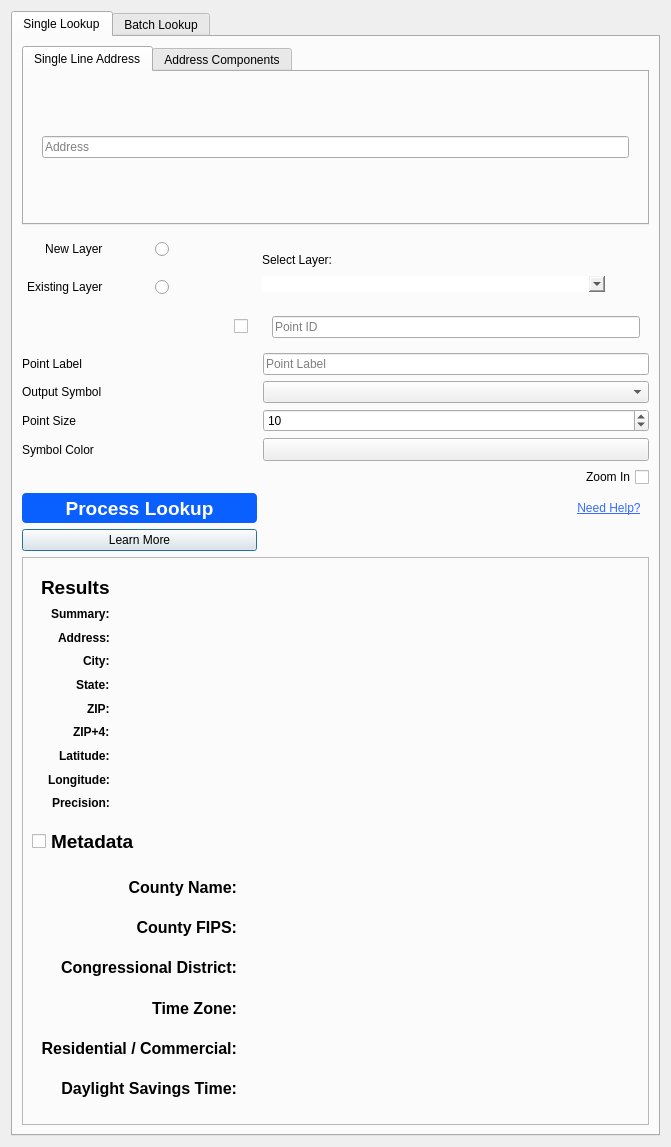
smarty/qgis-plugin, file smarty/smarty_dialog_base.ui: the form before one commit.
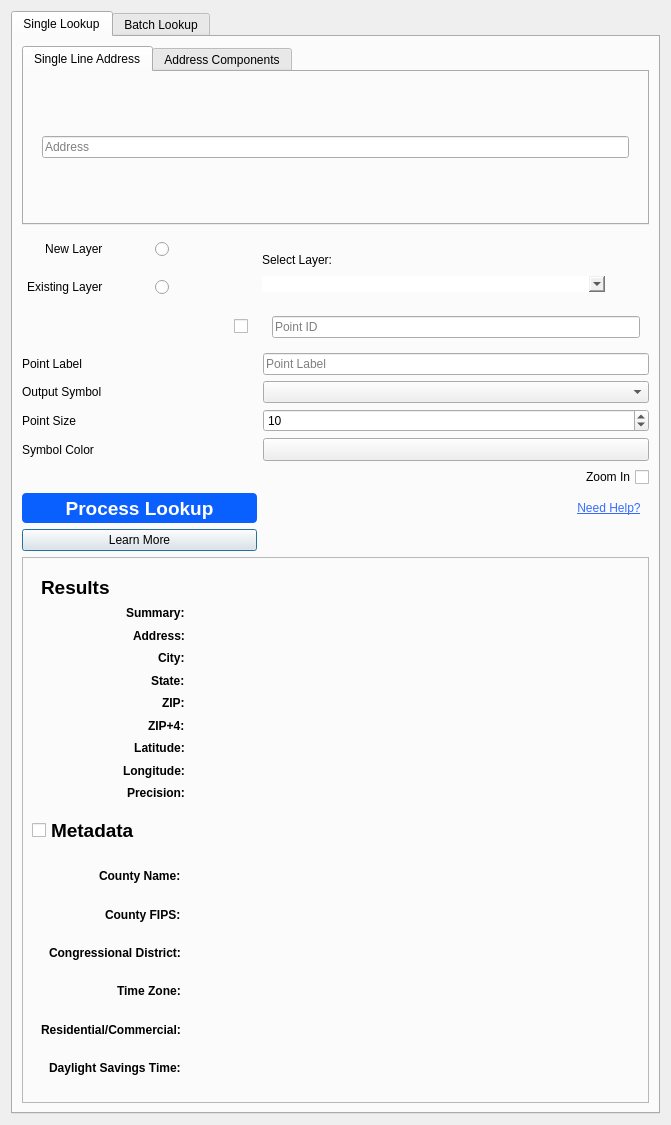
The form after the commit. Custom widgets are drawn as their Qt base class.

Commit message: Fixed Meta Data

```diff
--- a/smarty/smarty_dialog_base.ui
+++ b/smarty/smarty_dialog_base.ui
@@ -7,7 +7,7 @@
     <x>0</x>
     <y>0</y>
     <width>671</width>
-    <height>1147</height>
+    <height>1125</height>
    </rect>
   </property>
   <property name="sizePolicy">
@@ -572,6 +572,21 @@
              <enum>QFrame::Plain</enum>
             </property>
             <layout class="QGridLayout" name="gridLayout_4">
+             <item row="0" column="0">
+              <widget class="QLabel" name="label_20">
+               <property name="font">
+                <font>
+                 <family>Arial</family>
+                 <pointsize>14</pointsize>
+                 <weight>75</weight>
+                 <bold>true</bold>
+                </font>
+               </property>
+               <property name="text">
+                <string>Results</string>
+               </property>
+              </widget>
+             </item>
              <item row="6" column="0" alignment="Qt::AlignRight">
               <widget class="QLabel" name="label_13">
                <property name="font">
@@ -651,8 +666,11 @@
                  <bold>true</bold>
                 </font>
                </property>
+               <property name="toolTip">
+                <string>&lt;pre&gt;           Latitude&lt;/pre&gt;</string>
+               </property>
                <property name="text">
-                <string>Latitude:</string>
+                <string>&lt;p&gt;&lt;pre style=&quot;font-family: Arial; font-weight: bold;&quot;&gt;                            Latitude:&lt;/pre&gt;&lt;/p&gt;</string>
                </property>
               </widget>
              </item>
@@ -698,51 +716,36 @@
                </property>
               </widget>
              </item>
-             <item row="0" column="0">
-              <widget class="QLabel" name="label_20">
-               <property name="font">
-                <font>
-                 <family>Arial</family>
-                 <pointsize>14</pointsize>
-                 <weight>75</weight>
-                 <bold>true</bold>
-                </font>
-               </property>
+             <item row="5" column="1">
+              <widget class="QLabel" name="zip_result">
                <property name="text">
-                <string>Results</string>
-               </property>
-              </widget>
-             </item>
-             <item row="1" column="4">
-              <widget class="QLabel" name="summary_result">
-               <property name="text">
                 <string/>
                </property>
               </widget>
              </item>
-             <item row="2" column="1">
-              <widget class="QLabel" name="address_result">
-               <property name="text">
-                <string/>
-               </property>
-              </widget>
-             </item>
-             <item row="3" column="2">
+             <item row="3" column="1">
               <widget class="QLabel" name="city_result">
                <property name="text">
                 <string/>
                </property>
               </widget>
              </item>
-             <item row="4" column="3">
+             <item row="4" column="1">
               <widget class="QLabel" name="state_result">
                <property name="text">
                 <string/>
                </property>
               </widget>
              </item>
-             <item row="5" column="2">
-              <widget class="QLabel" name="zip_result">
+             <item row="1" column="1">
+              <widget class="QLabel" name="summary_result">
+               <property name="text">
+                <string/>
+               </property>
+              </widget>
+             </item>
+             <item row="2" column="1">
+              <widget class="QLabel" name="address_result">
                <property name="text">
                 <string/>
                </property>
@@ -806,143 +809,113 @@
              <enum>QFrame::Plain</enum>
             </property>
             <layout class="QGridLayout" name="gridLayout_2" rowstretch="0,0,0,0,0,0,0">
-             <item row="2" column="1" alignment="Qt::AlignLeft">
-              <widget class="QLabel" name="congressional_district_result">
+             <item row="4" column="0" alignment="Qt::AlignRight">
+              <widget class="QLabel" name="label_25">
                <property name="font">
                 <font>
                  <family>Arial</family>
-                 <pointsize>12</pointsize>
-                </font>
-               </property>
-               <property name="text">
-                <string/>
-               </property>
-              </widget>
-             </item>
-             <item row="1" column="0">
-              <widget class="QLabel" name="label_53">
-               <property name="font">
-                <font>
-                 <family>Arial</family>
-                 <pointsize>12</pointsize>
                  <weight>75</weight>
                  <bold>true</bold>
                 </font>
                </property>
                <property name="text">
-                <string>&lt;html&gt;&lt;head/&gt;&lt;body&gt;&lt;p align=&quot;right&quot;&gt;County FIPS:&lt;/p&gt;&lt;/body&gt;&lt;/html&gt;</string>
+                <string>Residential/Commercial:</string>
                </property>
               </widget>
              </item>
-             <item row="2" column="0">
-              <widget class="QLabel" name="label_56">
-               <property name="font">
-                <font>
-                 <family>Arial</family>
-                 <pointsize>12</pointsize>
-                 <weight>75</weight>
-                 <bold>true</bold>
-                </font>
-               </property>
-               <property name="text">
-                <string>&lt;html&gt;&lt;head/&gt;&lt;body&gt;&lt;p align=&quot;right&quot;&gt;Congressional District:&lt;/p&gt;&lt;/body&gt;&lt;/html&gt;</string>
-               </property>
-              </widget>
-             </item>
-             <item row="0" column="1" alignment="Qt::AlignLeft">
-              <widget class="QLabel" name="county_name_result">
-               <property name="font">
-                <font>
-                 <family>Arial</family>
-                 <pointsize>12</pointsize>
-                </font>
-               </property>
-               <property name="text">
-                <string/>
-               </property>
-              </widget>
-             </item>
-             <item row="0" column="0">
-              <widget class="QLabel" name="label_52">
-               <property name="font">
-                <font>
-                 <family>Arial</family>
-                 <pointsize>12</pointsize>
-                 <weight>75</weight>
-                 <bold>true</bold>
-                </font>
-               </property>
-               <property name="text">
-                <string>&lt;html&gt;&lt;head/&gt;&lt;body&gt;&lt;p align=&quot;right&quot;&gt;County Name:&lt;/p&gt;&lt;/body&gt;&lt;/html&gt;</string>
-               </property>
-              </widget>
-             </item>
-             <item row="3" column="0">
-              <widget class="QLabel" name="label_55">
-               <property name="font">
-                <font>
-                 <family>Arial</family>
-                 <pointsize>12</pointsize>
-                 <weight>75</weight>
-                 <bold>true</bold>
-                </font>
-               </property>
-               <property name="text">
-                <string>&lt;html&gt;&lt;head/&gt;&lt;body&gt;&lt;p align=&quot;right&quot;&gt;Time Zone:&lt;/p&gt;&lt;/body&gt;&lt;/html&gt;</string>
-               </property>
-              </widget>
-             </item>
-             <item row="1" column="1" alignment="Qt::AlignLeft">
+             <item row="1" column="1">
               <widget class="QLabel" name="county_fips_result">
+               <property name="text">
+                <string/>
+               </property>
+              </widget>
+             </item>
+             <item row="2" column="0" alignment="Qt::AlignRight">
+              <widget class="QLabel" name="label_23">
                <property name="font">
                 <font>
                  <family>Arial</family>
-                 <pointsize>12</pointsize>
+                 <weight>75</weight>
+                 <bold>true</bold>
                 </font>
                </property>
                <property name="text">
+                <string>Congressional District:</string>
+               </property>
+              </widget>
+             </item>
+             <item row="0" column="0" alignment="Qt::AlignRight">
+              <widget class="QLabel" name="label_21">
+               <property name="font">
+                <font>
+                 <family>Arial</family>
+                 <weight>75</weight>
+                 <bold>true</bold>
+                </font>
+               </property>
+               <property name="text">
+                <string>County Name:</string>
+               </property>
+              </widget>
+             </item>
+             <item row="3" column="0" alignment="Qt::AlignRight">
+              <widget class="QLabel" name="label_24">
+               <property name="font">
+                <font>
+                 <family>Arial</family>
+                 <weight>75</weight>
+                 <bold>true</bold>
+                </font>
+               </property>
+               <property name="text">
+                <string>Time Zone:</string>
+               </property>
+              </widget>
+             </item>
+             <item row="0" column="1">
+              <widget class="QLabel" name="county_name_result">
+               <property name="text">
                 <string/>
                </property>
               </widget>
              </item>
-             <item row="4" column="0">
-              <widget class="QLabel" name="label_54">
+             <item row="1" column="0" alignment="Qt::AlignRight">
+              <widget class="QLabel" name="label_22">
                <property name="font">
                 <font>
                  <family>Arial</family>
-                 <pointsize>12</pointsize>
                  <weight>75</weight>
                  <bold>true</bold>
                 </font>
                </property>
                <property name="text">
-                <string>&lt;html&gt;&lt;head/&gt;&lt;body&gt;&lt;p align=&quot;right&quot;&gt;Residential / Commercial:&lt;/p&gt;&lt;/body&gt;&lt;/html&gt;</string>
+                <string>County FIPS:</string>
                </property>
               </widget>
              </item>
-             <item row="5" column="0">
-              <widget class="QLabel" name="label_57">
+             <item row="5" column="0" alignment="Qt::AlignRight">
+              <widget class="QLabel" name="label_26">
                <property name="font">
                 <font>
                  <family>Arial</family>
-                 <pointsize>12</pointsize>
                  <weight>75</weight>
                  <bold>true</bold>
                 </font>
                </property>
                <property name="text">
-                <string>&lt;html&gt;&lt;head/&gt;&lt;body&gt;&lt;p align=&quot;right&quot;&gt;Daylight Savings Time:&lt;/p&gt;&lt;/body&gt;&lt;/html&gt;</string>
+                <string>Daylight Savings Time:</string>
+               </property>
+              </widget>
+             </item>
+             <item row="2" column="1">
+              <widget class="QLabel" name="congressional_district_result">
+               <property name="text">
+                <string/>
                </property>
               </widget>
              </item>
              <item row="3" column="1">
               <widget class="QLabel" name="time_zone_result">
-               <property name="font">
-                <font>
-                 <family>Arial</family>
-                 <pointsize>12</pointsize>
-                </font>
-               </property>
                <property name="text">
                 <string/>
                </property>
@@ -950,12 +923,6 @@
              </item>
              <item row="4" column="1">
               <widget class="QLabel" name="rdi_result">
-               <property name="font">
-                <font>
-                 <family>Arial</family>
-                 <pointsize>12</pointsize>
-                </font>
-               </property>
                <property name="text">
                 <string/>
                </property>
@@ -963,12 +930,6 @@
              </item>
              <item row="5" column="1">
               <widget class="QLabel" name="dst_result">
-               <property name="font">
-                <font>
-                 <family>Arial</family>
-                 <pointsize>12</pointsize>
-                </font>
-               </property>
                <property name="text">
                 <string/>
                </property>
```
